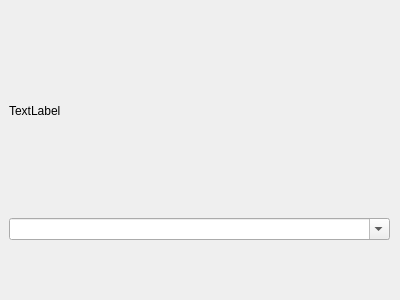
This is ui/not_found_gui.ui in jkall/qgis-midvatten-plugin as Qt 5 draws it before an edit. The edited form follows.
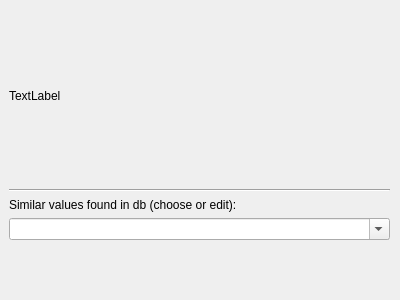
This is the edited form.

Commit message: Added some tests, changed name of Userinput to NotFoundQuestion.

The edit to the form file:
```diff
--- a/ui/not_found_gui.ui
+++ b/ui/not_found_gui.ui
@@ -49,6 +49,26 @@
       </property>
      </widget>
     </item>
+    <item>
+     <widget class="Line" name="line">
+      <property name="orientation">
+       <enum>Qt::Horizontal</enum>
+      </property>
+     </widget>
+    </item>
+    <item>
+     <widget class="QLabel" name="label_2">
+      <property name="sizePolicy">
+       <sizepolicy hsizetype="Preferred" vsizetype="Maximum">
+        <horstretch>0</horstretch>
+        <verstretch>0</verstretch>
+       </sizepolicy>
+      </property>
+      <property name="text">
+       <string>Similar values found in db (choose or edit):</string>
+      </property>
+     </widget>
+    </item>
     <item>
      <widget class="QComboBox" name="comboBox">
       <property name="editable">
```
The commit also changes 10 other files.
